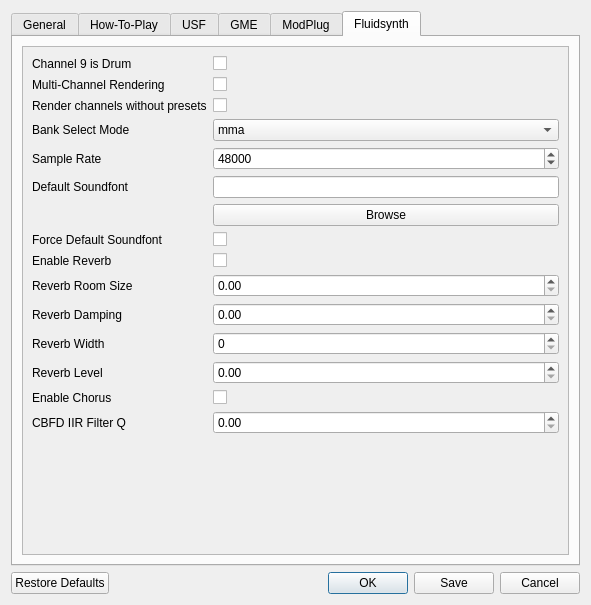
Before: the Qt Designer form gui/configdialog.ui in derselbst/ANMP, drawn with Qt 5.
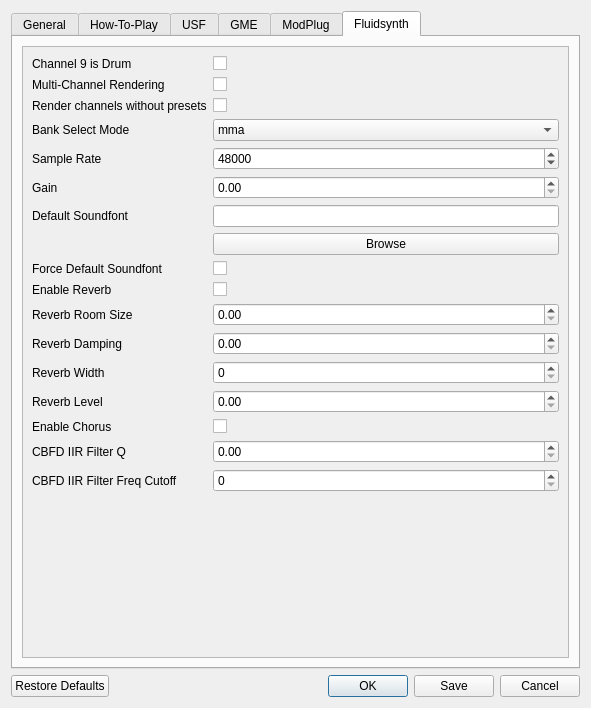
After: the same form once the commit is applied. The open tabs and pages were chosen to show the change.

Commit message: Make Fluidsynth IIR FC and Gain customizable

What changed in the file:
```diff
--- a/gui/configdialog.ui
+++ b/gui/configdialog.ui
@@ -7,7 +7,7 @@
     <x>0</x>
     <y>0</y>
     <width>591</width>
-    <height>605</height>
+    <height>708</height>
    </rect>
   </property>
   <property name="windowTitle">
@@ -635,8 +635,8 @@
              <rect>
               <x>0</x>
               <y>0</y>
-              <width>533</width>
-              <height>520</height>
+              <width>553</width>
+              <height>603</height>
              </rect>
             </property>
             <layout class="QVBoxLayout" name="verticalLayout_14">
@@ -742,7 +742,7 @@
                  </property>
                 </widget>
                </item>
-               <item row="6" column="0">
+               <item row="7" column="0">
                 <widget class="QLabel" name="label_16">
                  <property name="whatsThis">
                   <string>&lt;html&gt;&lt;head/&gt;&lt;body&gt;&lt;p&gt;Specify the default soundfont to use, when no other suited soundfonts could be found for a MIDI file. Usually you should specify a GeneralMidi conform soundfont here.&lt;/p&gt;&lt;/body&gt;&lt;/html&gt;</string>
@@ -752,17 +752,17 @@
                  </property>
                 </widget>
                </item>
-               <item row="6" column="1">
+               <item row="7" column="1">
                 <widget class="QLineEdit" name="defaultSF2Path"/>
                </item>
-               <item row="7" column="1">
+               <item row="8" column="1">
                 <widget class="QPushButton" name="browseSF2">
                  <property name="text">
                   <string>Browse</string>
                  </property>
                 </widget>
                </item>
-               <item row="9" column="0">
+               <item row="10" column="0">
                 <widget class="QLabel" name="label_23">
                  <property name="whatsThis">
                   <string>&lt;html&gt;&lt;head/&gt;&lt;body&gt;&lt;p&gt;Always use the default soundfont.&lt;/p&gt;&lt;/body&gt;&lt;/html&gt;</string>
@@ -772,35 +772,35 @@
                  </property>
                 </widget>
                </item>
-               <item row="9" column="1">
+               <item row="10" column="1">
                 <widget class="QCheckBox" name="checkForceDefaultSf">
                  <property name="text">
                   <string/>
                  </property>
                 </widget>
                </item>
-               <item row="10" column="0">
+               <item row="11" column="0">
                 <widget class="QLabel" name="label_17">
                  <property name="text">
                   <string>Enable Reverb</string>
                  </property>
                 </widget>
                </item>
-               <item row="10" column="1">
+               <item row="11" column="1">
                 <widget class="QCheckBox" name="checkReverb">
                  <property name="text">
                   <string/>
                  </property>
                 </widget>
                </item>
-               <item row="11" column="0">
+               <item row="12" column="0">
                 <widget class="QLabel" name="label_18">
                  <property name="text">
                   <string>Reverb Room Size</string>
                  </property>
                 </widget>
                </item>
-               <item row="11" column="1">
+               <item row="12" column="1">
                 <widget class="QDoubleSpinBox" name="spinRoomSize">
                  <property name="maximum">
                   <double>1.200000000000000</double>
@@ -810,14 +810,14 @@
                  </property>
                 </widget>
                </item>
-               <item row="12" column="0">
+               <item row="13" column="0">
                 <widget class="QLabel" name="label_19">
                  <property name="text">
                   <string>Reverb Damping</string>
                  </property>
                 </widget>
                </item>
-               <item row="12" column="1">
+               <item row="13" column="1">
                 <widget class="QDoubleSpinBox" name="spinDamping">
                  <property name="maximum">
                   <double>1.000000000000000</double>
@@ -827,28 +827,28 @@
                  </property>
                 </widget>
                </item>
-               <item row="13" column="0">
+               <item row="14" column="0">
                 <widget class="QLabel" name="label_20">
                  <property name="text">
                   <string>Reverb Width</string>
                  </property>
                 </widget>
                </item>
-               <item row="13" column="1">
+               <item row="14" column="1">
                 <widget class="QSpinBox" name="spinWidth">
                  <property name="maximum">
                   <number>100</number>
                  </property>
                 </widget>
                </item>
-               <item row="14" column="0">
+               <item row="15" column="0">
                 <widget class="QLabel" name="label_21">
                  <property name="text">
                   <string>Reverb Level</string>
                  </property>
                 </widget>
                </item>
-               <item row="14" column="1">
+               <item row="15" column="1">
                 <widget class="QDoubleSpinBox" name="spinLevel">
                  <property name="maximum">
                   <double>1.000000000000000</double>
@@ -858,28 +858,28 @@
                  </property>
                 </widget>
                </item>
-               <item row="15" column="0">
+               <item row="16" column="0">
                 <widget class="QLabel" name="label_22">
                  <property name="text">
                   <string>Enable Chorus</string>
                  </property>
                 </widget>
                </item>
-               <item row="15" column="1">
+               <item row="16" column="1">
                 <widget class="QCheckBox" name="checkChorus">
                  <property name="text">
                   <string/>
                  </property>
                 </widget>
                </item>
-               <item row="16" column="0">
+               <item row="17" column="0">
                 <widget class="QLabel" name="label_38">
                  <property name="text">
                   <string>CBFD IIR Filter Q</string>
                  </property>
                 </widget>
                </item>
-               <item row="16" column="1">
+               <item row="17" column="1">
                 <widget class="QDoubleSpinBox" name="spinFilterQ">
                  <property name="maximum">
                   <double>100.000000000000000</double>
@@ -903,6 +903,43 @@
                  </property>
                 </widget>
                </item>
+               <item row="18" column="0">
+                <widget class="QLabel" name="label_41">
+                 <property name="text">
+                  <string>CBFD IIR Filter Freq Cutoff</string>
+                 </property>
+                </widget>
+               </item>
+               <item row="18" column="1">
+                <widget class="QSpinBox" name="spinFilterFC">
+                 <property name="maximum">
+                  <number>48000</number>
+                 </property>
+                 <property name="singleStep">
+                  <number>100</number>
+                 </property>
+                </widget>
+               </item>
+               <item row="6" column="0">
+                <widget class="QLabel" name="label_42">
+                 <property name="text">
+                  <string>Gain</string>
+                 </property>
+                </widget>
+               </item>
+               <item row="6" column="1">
+                <widget class="QDoubleSpinBox" name="spinGain">
+                 <property name="decimals">
+                  <number>2</number>
+                 </property>
+                 <property name="maximum">
+                  <double>100.000000000000000</double>
+                 </property>
+                 <property name="singleStep">
+                  <double>0.100000000000000</double>
+                 </property>
+                </widget>
+               </item>
               </layout>
              </item>
             </layout>
```
Left out of the diff: 12 changed lines with no effect on the pictures. The commit also changes 3 other files.
